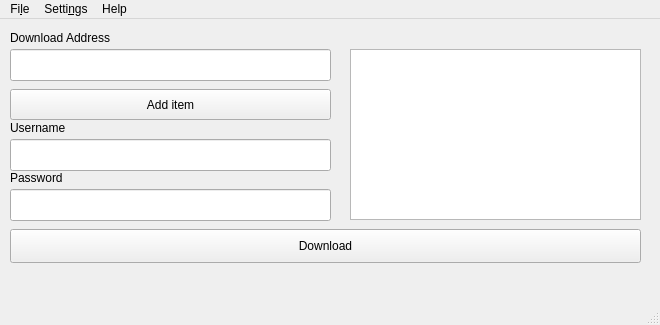
Before: the Qt Designer form mainwindow.ui in jonathan46000/crude-wget-gui, drawn with Qt 5.
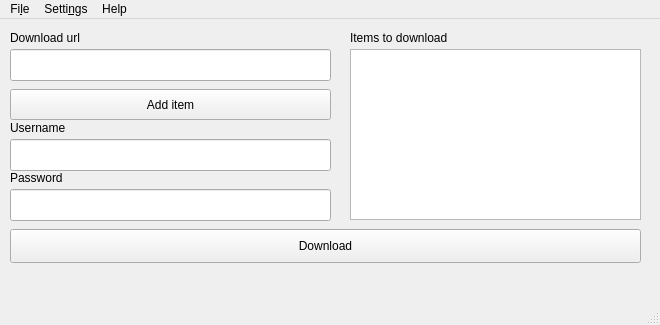
After: the same form once the commit is applied. Icons and pictures are not drawn.

```diff
--- a/mainwindow.ui
+++ b/mainwindow.ui
@@ -70,12 +70,12 @@
      <rect>
       <x>10</x>
       <y>10</y>
-      <width>631</width>
+      <width>321</width>
       <height>18</height>
      </rect>
     </property>
     <property name="text">
-     <string>Download Address</string>
+     <string>Download url</string>
     </property>
    </widget>
    <widget class="QLabel" name="label_2">
@@ -130,6 +130,19 @@
      <string>Download</string>
     </property>
    </widget>
+   <widget class="QLabel" name="label_4">
+    <property name="geometry">
+     <rect>
+      <x>350</x>
+      <y>10</y>
+      <width>291</width>
+      <height>18</height>
+     </rect>
+    </property>
+    <property name="text">
+     <string>Items to download</string>
+    </property>
+   </widget>
   </widget>
   <widget class="QMenuBar" name="menuBar">
    <property name="geometry">
```
Left out of the diff: 4 changed lines with no effect on the pictures.
